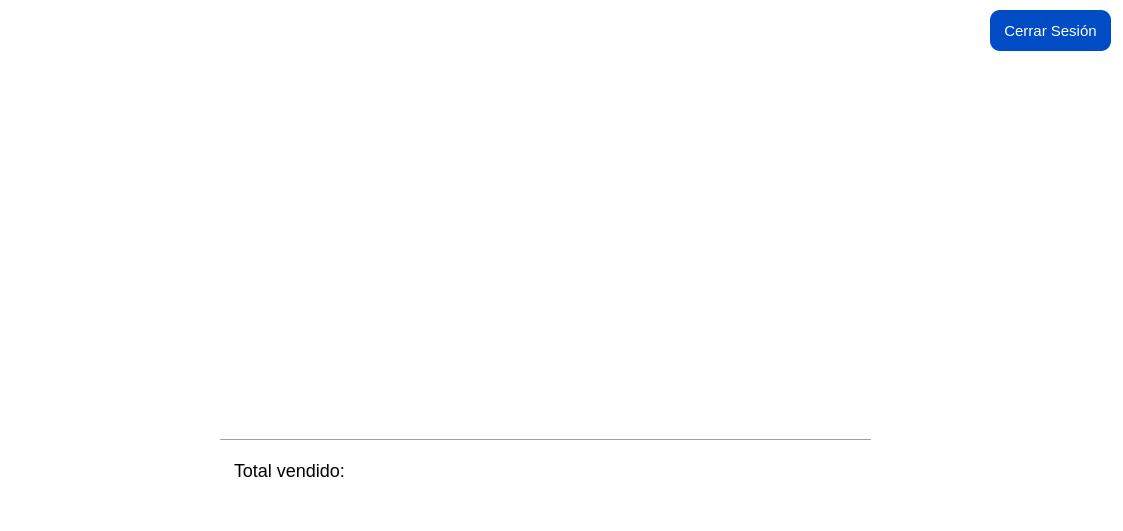
Old version of the form ui/CierreDeCaja.ui in the repository Moises024/sistema_de_caja.
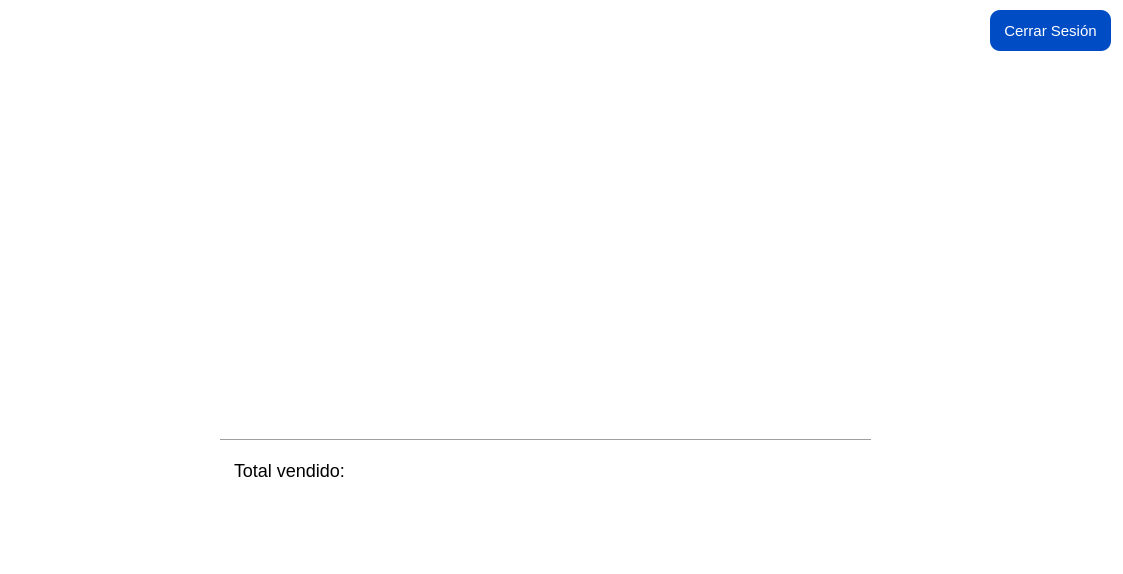
New version of the form. Icons and pictures are not drawn.

Diff of the .ui file:
```diff
--- a/ui/CierreDeCaja.ui
+++ b/ui/CierreDeCaja.ui
@@ -7,7 +7,7 @@
     <x>0</x>
     <y>0</y>
     <width>1123</width>
-    <height>531</height>
+    <height>574</height>
    </rect>
   </property>
   <property name="windowTitle">
```
